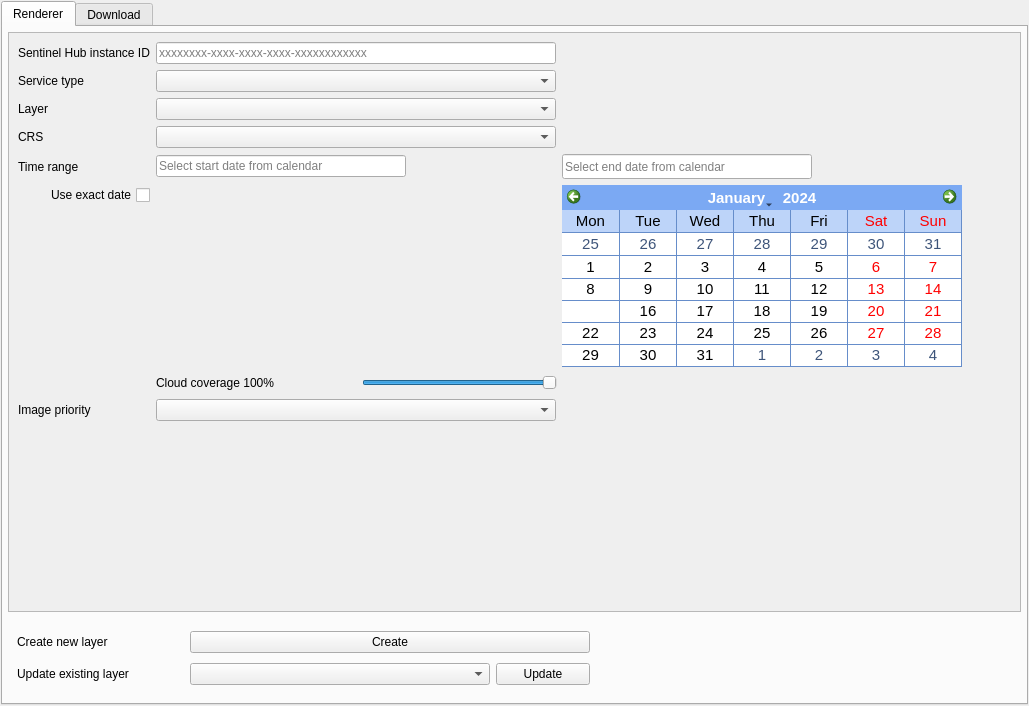
Old version of the form SentinelHub/SentinelHub_dockwidget_base.ui in the repository sentinel-hub/sentinelhub-qgis-plugin.
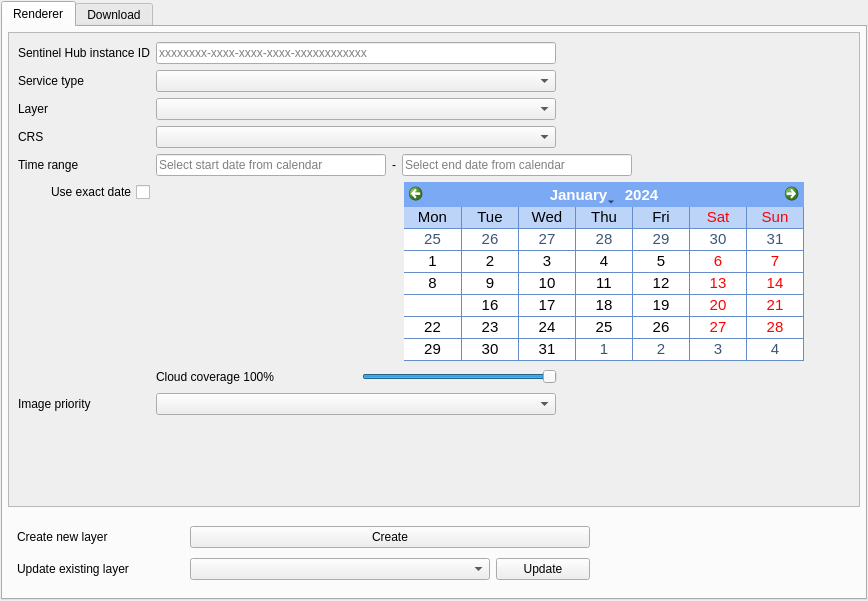
New version of the form.

Commit message: UI improvements about calendar position

```diff
--- a/SentinelHub/SentinelHub_dockwidget_base.ui
+++ b/SentinelHub/SentinelHub_dockwidget_base.ui
@@ -6,8 +6,8 @@
    <rect>
     <x>0</x>
     <y>0</y>
-    <width>1029</width>
-    <height>706</height>
+    <width>868</width>
+    <height>601</height>
    </rect>
   </property>
   <property name="windowTitle">
@@ -194,8 +194,8 @@
               <rect>
                <x>0</x>
                <y>0</y>
-               <width>1009</width>
-               <height>546</height>
+               <width>848</width>
+               <height>441</height>
               </rect>
              </property>
              <layout class="QGridLayout" name="gridLayout_4">
@@ -282,10 +282,16 @@
                  <widget class="QLabel" name="calendarSpacer">
                   <property name="minimumSize">
                    <size>
-                    <width>400</width>
+                    <width>242</width>
                     <height>0</height>
                    </size>
                   </property>
+                  <property name="maximumSize">
+                   <size>
+                    <width>242</width>
+                    <height>16777215</height>
+                   </size>
+                  </property>
                   <property name="text">
                    <string/>
                   </property>
@@ -795,7 +801,7 @@
                  </widget>
                 </item>
                 <item>
-                 <spacer name="horizontalSpacer_6">
+                 <spacer name="horizontalSpacer_4">
                   <property name="orientation">
                    <enum>Qt::Horizontal</enum>
                   </property>
@@ -919,13 +925,13 @@
                  <widget class="QLineEdit" name="time0">
                   <property name="minimumSize">
                    <size>
-                    <width>250</width>
+                    <width>230</width>
                     <height>0</height>
                    </size>
                   </property>
                   <property name="maximumSize">
                    <size>
-                    <width>250</width>
+                    <width>230</width>
                     <height>16777215</height>
                    </size>
                   </property>
@@ -947,32 +953,23 @@
                  </widget>
                 </item>
                 <item>
-                 <spacer name="horizontalSpacer_4">
-                  <property name="orientation">
-                   <enum>Qt::Horizontal</enum>
+                 <widget class="QLabel" name="label">
+                  <property name="text">
+                   <string>-</string>
                   </property>
-                  <property name="sizeType">
-                   <enum>QSizePolicy::Maximum</enum>
-                  </property>
-                  <property name="sizeHint" stdset="0">
-                   <size>
-                    <width>150</width>
-                    <height>25</height>
-                   </size>
-                  </property>
-                 </spacer>
+                 </widget>
                 </item>
                 <item>
                  <widget class="QLineEdit" name="time1">
                   <property name="minimumSize">
                    <size>
-                    <width>250</width>
+                    <width>230</width>
                     <height>0</height>
                    </size>
                   </property>
                   <property name="maximumSize">
                    <size>
-                    <width>250</width>
+                    <width>230</width>
                     <height>25</height>
                    </size>
                   </property>
```
Left out of the diff: 4 changed lines with no effect on the pictures.
